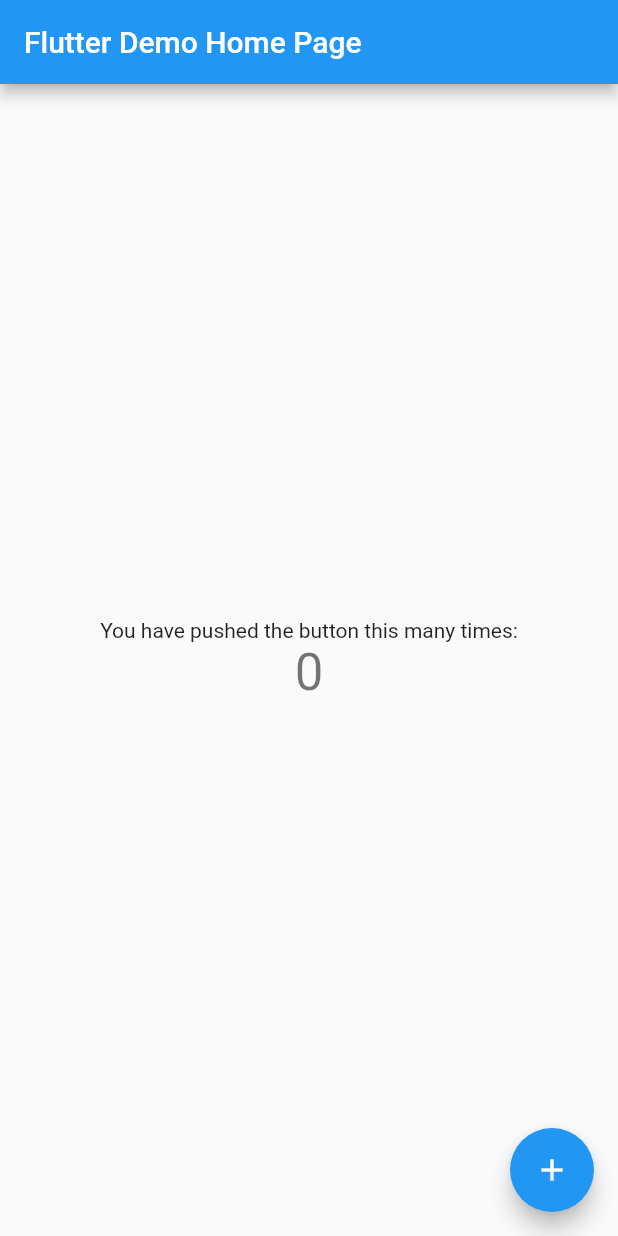
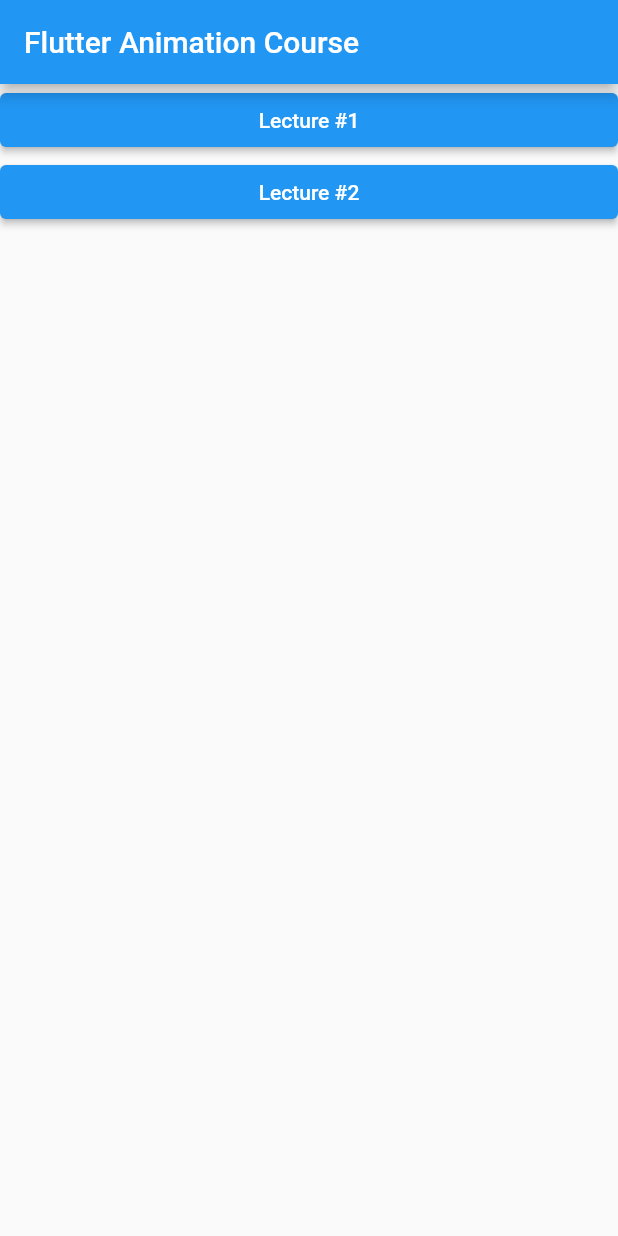
Before and after one commit to minafarideleia/Flutter-Course-Animations-From-Zero-To-Hero, a Flutter app: the screen it shows after launch, on a phone screen of 412 x 824 dp. Run offline on Flutter 3.47's test engine with Material 2 defaults, Android fonts, the phone set to English and light mode, and no system bars.

Commit message:
Lecture -13--Prepare-the-project

```diff
--- a/lib/main.dart
+++ b/lib/main.dart
@@ -1,4 +1,5 @@
 import 'package:flutter/material.dart';
+import 'package:flutter_course_animations_from_zero_to_hero/Lecture1.dart';
 
 void main() {
   runApp(const MyApp());
@@ -7,109 +8,53 @@
 class MyApp extends StatelessWidget {
   const MyApp({super.key});
 
-  // This widget is the root of your application.
   @override
   Widget build(BuildContext context) {
     return MaterialApp(
-      title: 'Flutter Demo',
+      title: 'Flutter Animation Course',
       theme: ThemeData(
-        // This is the theme of your application.
-        //
-        // Try running your application with "flutter run". You'll see the
-        // application has a blue toolbar. Then, without quitting the app, try
-        // changing the primarySwatch below to Colors.green and then invoke
-        // "hot reload" (press "r" in the console where you ran "flutter run",
-        // or simply save your changes to "hot reload" in a Flutter IDE).
-        // Notice that the counter didn't reset back to zero; the application
-        // is not restarted.
         primarySwatch: Colors.blue,
       ),
-      home: const MyHomePage(title: 'Flutter Demo Home Page'),
+      home: const MyHomePage(),
     );
   }
 }
 
 class MyHomePage extends StatefulWidget {
-  const MyHomePage({super.key, required this.title});
-
-  // This widget is the home page of your application. It is stateful, meaning
-  // that it has a State object (defined below) that contains fields that affect
-  // how it looks.
-
-  // This class is the configuration for the state. It holds the values (in this
-  // case the title) provided by the parent (in this case the App widget) and
-  // used by the build method of the State. Fields in a Widget subclass are
-  // always marked "final".
-
-  final String title;
+  const MyHomePage({super.key});
 
   @override
   State<MyHomePage> createState() => _MyHomePageState();
 }
 
 class _MyHomePageState extends State<MyHomePage> {
-  int _counter = 0;
-
-  void _incrementCounter() {
-    setState(() {
-      // This call to setState tells the Flutter framework that something has
-      // changed in this State, which causes it to rerun the build method below
-      // so that the display can reflect the updated values. If we changed
-      // _counter without calling setState(), then the build method would not be
-      // called again, and so nothing would appear to happen.
-      _counter++;
-    });
-  }
-
   @override
   Widget build(BuildContext context) {
-    // This method is rerun every time setState is called, for instance as done
-    // by the _incrementCounter method above.
-    //
-    // The Flutter framework has been optimized to make rerunning build methods
-    // fast, so that you can just rebuild anything that needs updating rather
-    // than having to individually change instances of widgets.
     return Scaffold(
-      appBar: AppBar(
-        // Here we take the value from the MyHomePage object that was created by
-        // the App.build method, and use it to set our appbar title.
-        title: Text(widget.title),
-      ),
-      body: Center(
-        // Center is a layout widget. It takes a single child and positions it
-        // in the middle of the parent.
-        child: Column(
-          // Column is also a layout widget. It takes a list of children and
-          // arranges them vertically. By default, it sizes itself to fit its
-          // children horizontally, and tries to be as tall as its parent.
-          //
-          // Invoke "debug painting" (press "p" in the console, choose the
-          // "Toggle Debug Paint" action from the Flutter Inspector in Android
-          // Studio, or the "Toggle Debug Paint" command in Visual Studio Code)
-          // to see the wireframe for each widget.
-          //
-          // Column has various properties to control how it sizes itself and
-          // how it positions its children. Here we use mainAxisAlignment to
-          // center the children vertically; the main axis here is the vertical
-          // axis because Columns are vertical (the cross axis would be
-          // horizontal).
-          mainAxisAlignment: MainAxisAlignment.center,
-          children: <Widget>[
-            const Text(
-              'You have pushed the button this many times:',
-            ),
-            Text(
-              '$_counter',
-              style: Theme.of(context).textTheme.headlineMedium,
-            ),
+        appBar: AppBar(
+          title: const Text("Flutter Animation Course"),
+        ),
+        body: Center(
+            child: ListView(
+          physics: const BouncingScrollPhysics(),
+          children: [
+            ElevatedButton(
+                onPressed: () {
+                  Navigator.push(
+                      context,
+                      MaterialPageRoute(
+                          builder: (context) => const MyWidget()));
+                },
+                child: const Text("Lecture #1")),
+            ElevatedButton(
+                onPressed: () {
+                  Navigator.push(
+                      context,
+                      MaterialPageRoute(
+                          builder: (context) => const MyWidget()));
+                },
+                child: const Text("Lecture #2"))
           ],
-        ),
-      ),
-      floatingActionButton: FloatingActionButton(
-        onPressed: _incrementCounter,
-        tooltip: 'Increment',
-        child: const Icon(Icons.add),
-      ), // This trailing comma makes auto-formatting nicer for build methods.
-    );
+        )));
   }
 }
```
Also changed, not shown: lib/Lecture1.dart (added, +16 -0 lines).
